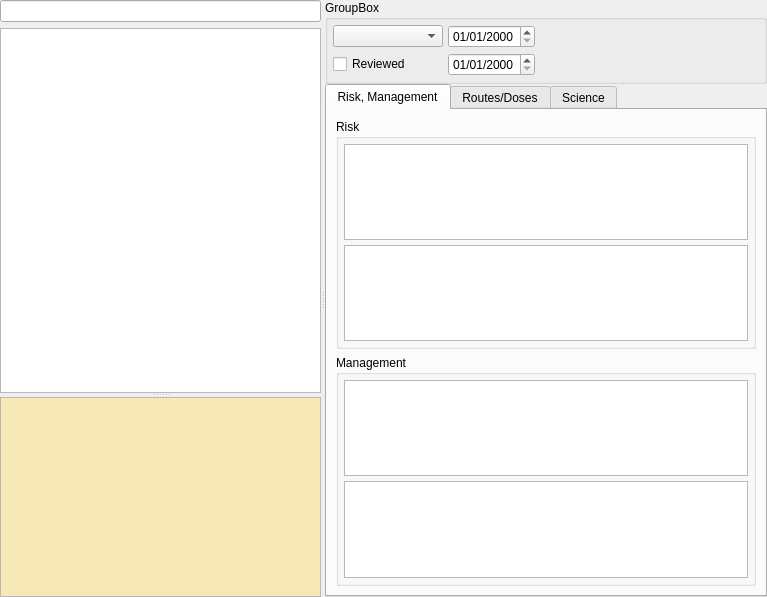
Above: freetoolbox/plugins/drugsdb/ddi/interactioneditorwidget.ui from FreeHealth/freehealth before the change. Below: the same form after it.
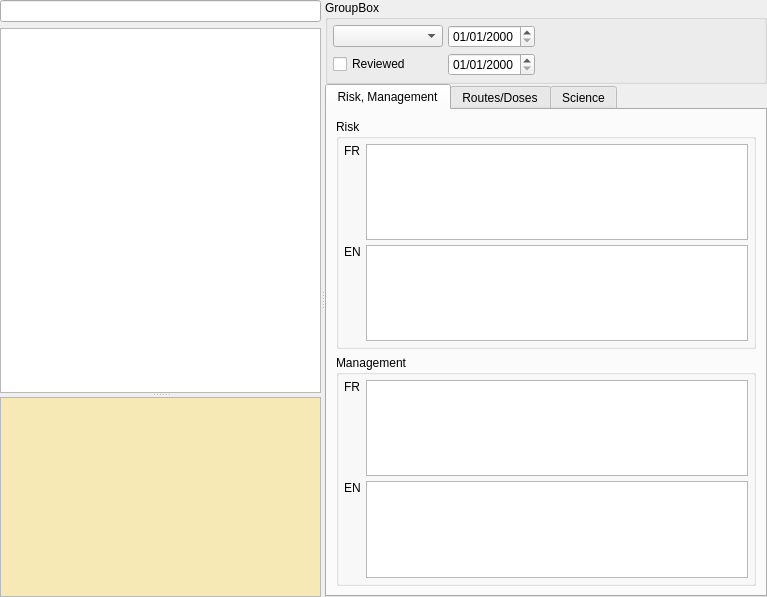
That is the form after the change. Custom widgets are drawn as their Qt base class.

What changed in the file:
```diff
--- a/freetoolbox/plugins/drugsdb/ddi/interactioneditorwidget.ui
+++ b/freetoolbox/plugins/drugsdb/ddi/interactioneditorwidget.ui
@@ -99,7 +99,7 @@
        </item>
       </layout>
      </widget>
-     <widget class="QWidget" name="">
+     <widget class="QWidget" name="layoutWidget">
       <layout class="QGridLayout" name="gridLayout__">
        <property name="spacing">
         <number>0</number>
@@ -217,17 +217,7 @@
               <property name="spacing">
                <number>5</number>
               </property>
-              <item row="1" column="0">
-               <widget class="QTextEdit" name="risk">
-                <property name="sizePolicy">
-                 <sizepolicy hsizetype="Expanding" vsizetype="Preferred">
-                  <horstretch>0</horstretch>
-                  <verstretch>0</verstretch>
-                 </sizepolicy>
-                </property>
-               </widget>
-              </item>
-              <item row="3" column="0">
+              <item row="3" column="1">
                <widget class="QTextEdit" name="risk_en">
                 <property name="sizePolicy">
                  <sizepolicy hsizetype="Expanding" vsizetype="Preferred">
@@ -237,6 +227,36 @@
                 </property>
                </widget>
               </item>
+              <item row="1" column="1">
+               <widget class="QTextEdit" name="risk">
+                <property name="sizePolicy">
+                 <sizepolicy hsizetype="Expanding" vsizetype="Preferred">
+                  <horstretch>0</horstretch>
+                  <verstretch>0</verstretch>
+                 </sizepolicy>
+                </property>
+               </widget>
+              </item>
+              <item row="1" column="0">
+               <widget class="QLabel" name="label">
+                <property name="text">
+                 <string notr="true">FR</string>
+                </property>
+                <property name="alignment">
+                 <set>Qt::AlignLeading|Qt::AlignLeft|Qt::AlignTop</set>
+                </property>
+               </widget>
+              </item>
+              <item row="3" column="0">
+               <widget class="QLabel" name="label_2">
+                <property name="text">
+                 <string notr="true">EN</string>
+                </property>
+                <property name="alignment">
+                 <set>Qt::AlignLeading|Qt::AlignLeft|Qt::AlignTop</set>
+                </property>
+               </widget>
+              </item>
              </layout>
             </widget>
            </item>
@@ -255,7 +275,7 @@
               <property name="spacing">
                <number>5</number>
               </property>
-              <item row="0" column="0">
+              <item row="0" column="1">
                <widget class="QTextEdit" name="management">
                 <property name="sizePolicy">
                  <sizepolicy hsizetype="Expanding" vsizetype="Preferred">
@@ -265,9 +285,29 @@
                 </property>
                </widget>
               </item>
-              <item row="3" column="0">
+              <item row="3" column="1">
                <widget class="QTextEdit" name="management_en"/>
               </item>
+              <item row="0" column="0">
+               <widget class="QLabel" name="label_3">
+                <property name="text">
+                 <string notr="true">FR</string>
+                </property>
+                <property name="alignment">
+                 <set>Qt::AlignLeading|Qt::AlignLeft|Qt::AlignTop</set>
+                </property>
+               </widget>
+              </item>
+              <item row="3" column="0">
+               <widget class="QLabel" name="label_4">
+                <property name="text">
+                 <string notr="true">EN</string>
+                </property>
+                <property name="alignment">
+                 <set>Qt::AlignLeading|Qt::AlignLeft|Qt::AlignTop</set>
+                </property>
+               </widget>
+              </item>
              </layout>
             </widget>
            </item>
```
Left out of the diff: 2 changed lines with no effect on the pictures.
